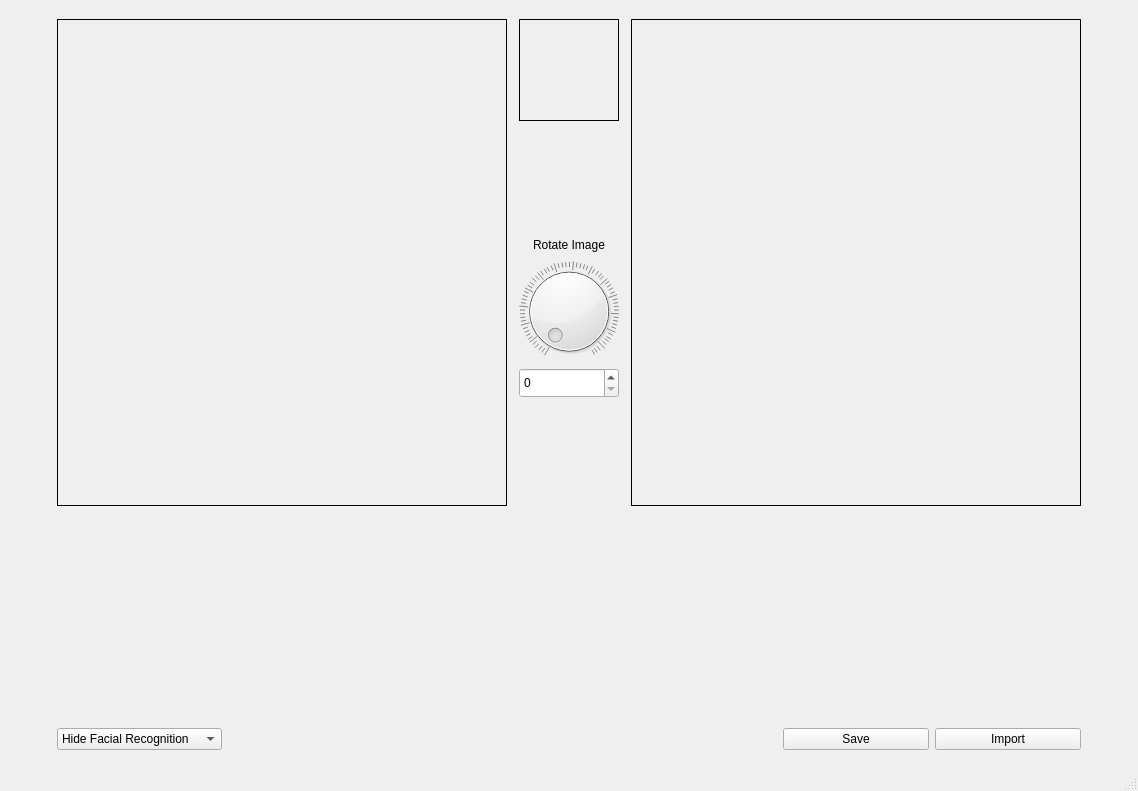
Above: coreUI/main_window.ui from prateekgurnani10/Image_recognition before the change. Below: the same form after it.
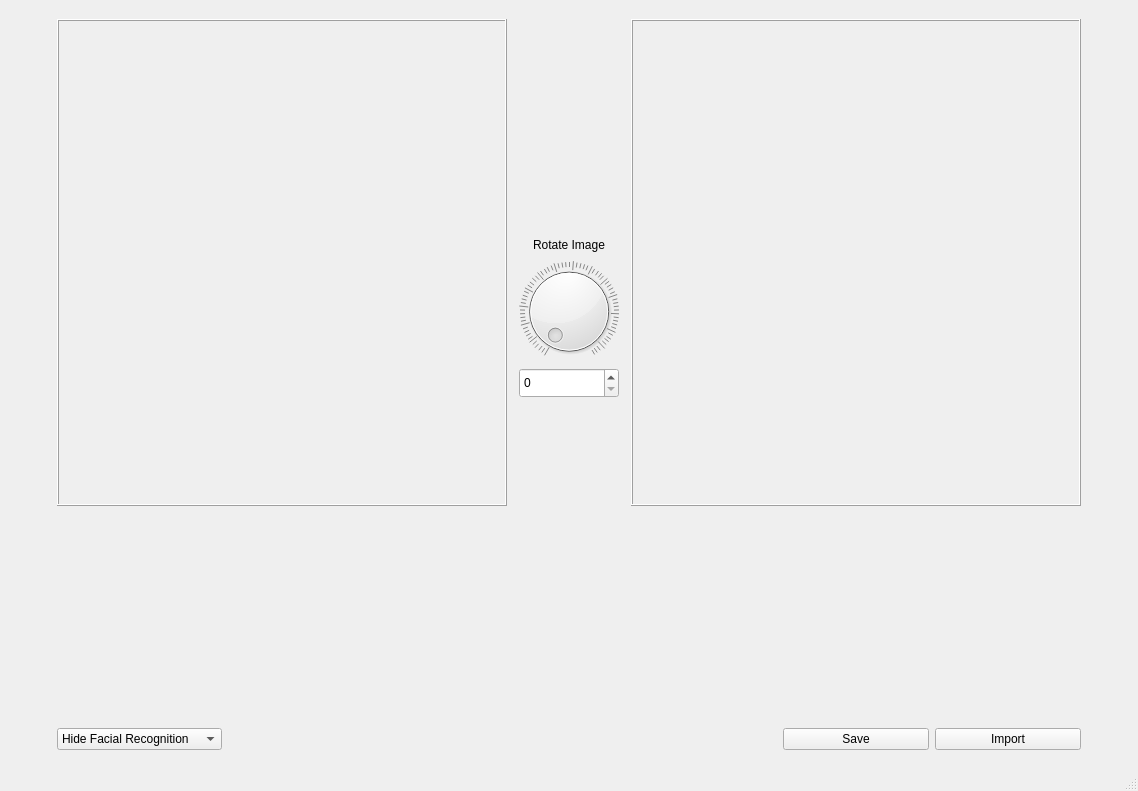
That is the form after the change. Icons and pictures are not drawn.

Commit message: Added barebones image description dialog window

```diff
--- a/coreUI/main_window.ui
+++ b/coreUI/main_window.ui
@@ -129,6 +129,9 @@
       <property name="frameShape">
        <enum>QFrame::Box</enum>
       </property>
+      <property name="frameShadow">
+       <enum>QFrame::Raised</enum>
+      </property>
       <property name="text">
        <string/>
       </property>
@@ -154,6 +157,9 @@
       <property name="frameShape">
        <enum>QFrame::Box</enum>
       </property>
+      <property name="frameShadow">
+       <enum>QFrame::Raised</enum>
+      </property>
       <property name="text">
        <string/>
       </property>
@@ -245,7 +251,10 @@
        </size>
       </property>
       <property name="frameShape">
-       <enum>QFrame::Box</enum>
+       <enum>QFrame::NoFrame</enum>
+      </property>
+      <property name="frameShadow">
+       <enum>QFrame::Plain</enum>
       </property>
       <property name="text">
        <string/>
```
The commit also changes 3 other files.
